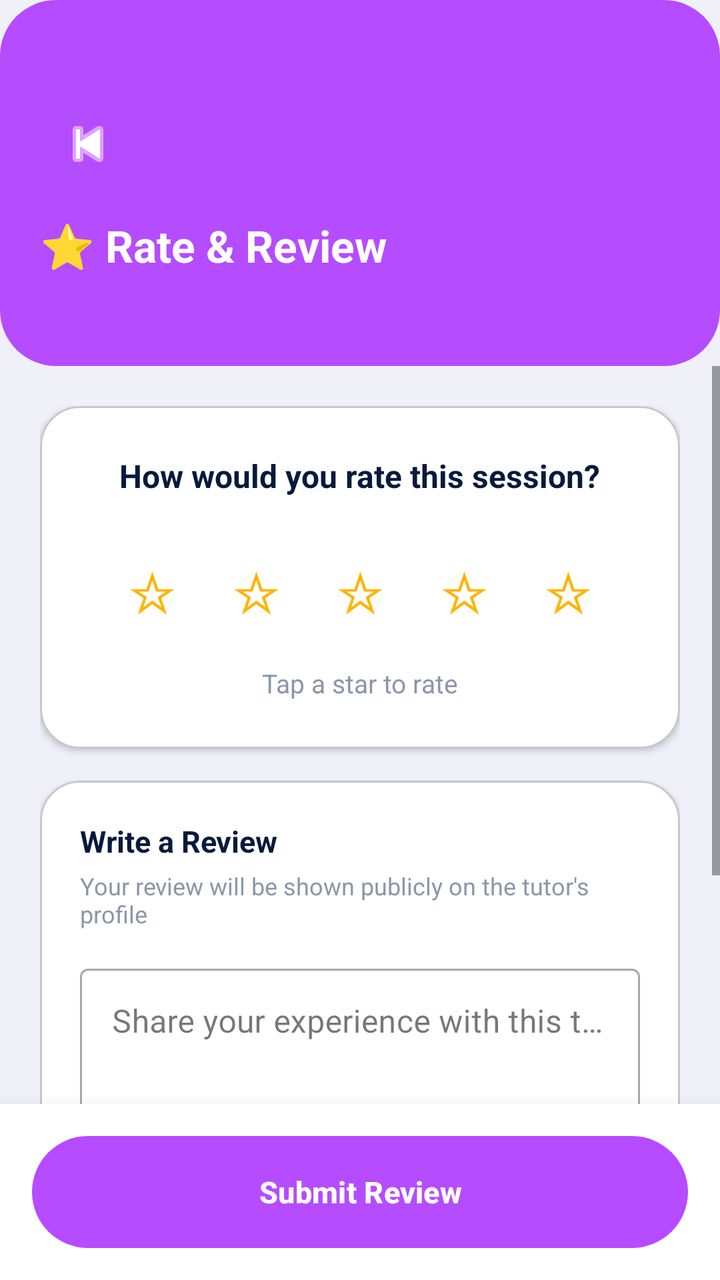
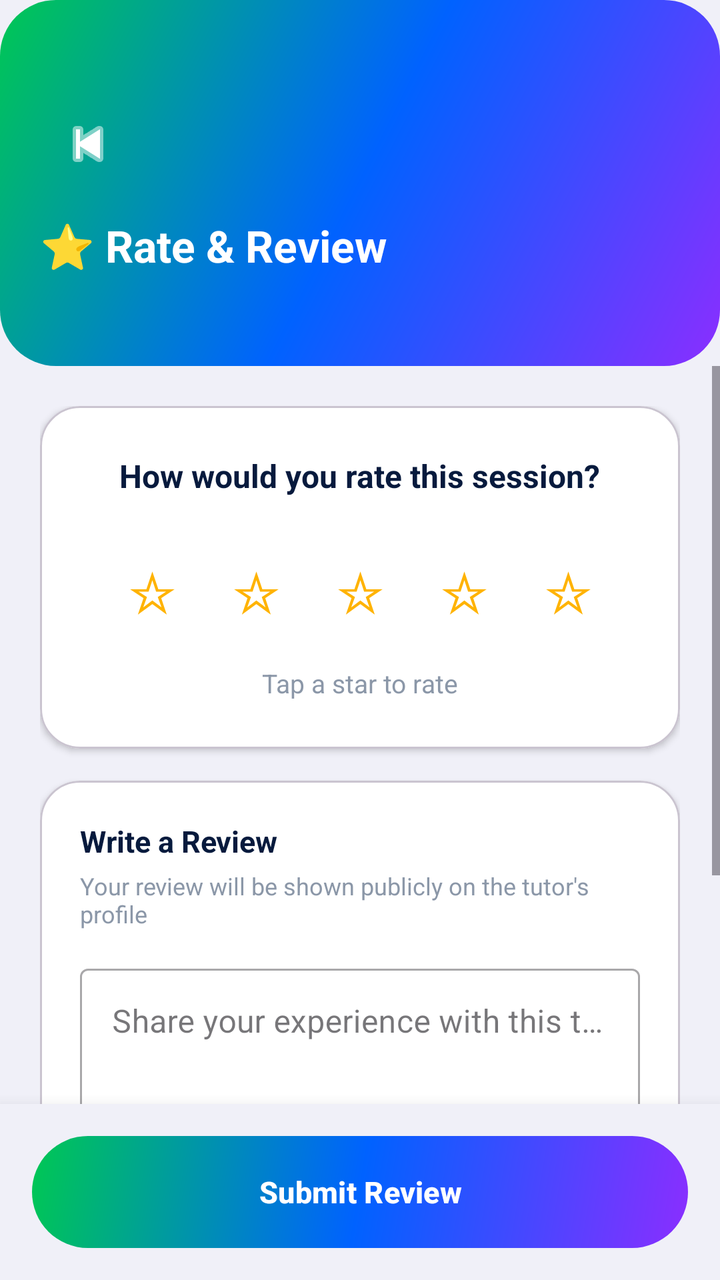

Two renders of the same Android screen: before a commit and after it. Below are the layout's source before the change and the commit's diff.
<!-- AndroidManifest.xml: application theme Theme.PeerTutoringApollo -->
<!-- res/layout/activity_rate_review.xml -->
<?xml version="1.0" encoding="utf-8"?>
<LinearLayout xmlns:android="http://schemas.android.com/apk/res/android"
    xmlns:app="http://schemas.android.com/apk/res-auto"
    android:layout_width="match_parent"
    android:layout_height="match_parent"
    android:orientation="vertical"
    android:background="#F0F0F8">

    
    <RelativeLayout
        android:layout_width="match_parent"
        android:layout_height="wrap_content"
        android:background="@drawable/bg_button_gradient"
        android:paddingTop="48dp"
        android:paddingBottom="24dp"
        android:paddingHorizontal="20dp">

        <ImageButton
            android:id="@+id/btnBack"
            android:layout_width="48dp"
            android:layout_height="48dp"
            android:background="@android:color/transparent"
            android:src="@android:drawable/ic_media_previous"
            android:contentDescription="Back"
            android:layout_alignParentStart="true"
            android:layout_alignParentTop="true"
            app:tint="#FFFFFF" />

        <LinearLayout
            android:layout_width="match_parent"
            android:layout_height="wrap_content"
            android:orientation="vertical"
            android:layout_below="@id/btnBack"
            android:layout_marginTop="12dp">

            <TextView
                android:layout_width="wrap_content"
                android:layout_height="wrap_content"
                android:text="⭐ Rate &amp; Review"
                android:textColor="#FFFFFF"
                android:textSize="22sp"
                android:textStyle="bold" />

            <TextView
                android:id="@+id/tvTutorSubtitle"
                android:layout_width="wrap_content"
                android:layout_height="wrap_content"
                android:textColor="#CCFFFFFF"
                android:textSize="13sp"
                android:layout_marginTop="4dp" />
        </LinearLayout>
    </RelativeLayout>

    <ScrollView
        android:layout_width="match_parent"
        android:layout_height="0dp"
        android:layout_weight="1">

        <LinearLayout
            android:layout_width="match_parent"
            android:layout_height="wrap_content"
            android:orientation="vertical"
            android:padding="20dp">

            
            <com.google.android.material.card.MaterialCardView
                android:layout_width="match_parent"
                android:layout_height="wrap_content"
                android:layout_marginBottom="16dp"
                app:cardCornerRadius="20dp"
                app:cardBackgroundColor="#FFFFFF"
                app:cardElevation="2dp">

                <LinearLayout
                    android:layout_width="match_parent"
                    android:layout_height="wrap_content"
                    android:orientation="vertical"
                    android:padding="24dp"
                    android:gravity="center">

                    <TextView
                        android:layout_width="wrap_content"
                        android:layout_height="wrap_content"
                        android:text="How would you rate this session?"
                        android:textStyle="bold"
                        android:textSize="16sp"
                        android:textColor="#071A3D"
                        android:gravity="center"
                        android:layout_marginBottom="20dp" />

                    
                    <LinearLayout
                        android:layout_width="wrap_content"
                        android:layout_height="wrap_content"
                        android:orientation="horizontal"
                        android:gravity="center">

                        <Button
                            android:id="@+id/star1"
                            android:layout_width="52dp"
                            android:layout_height="52dp"
                            android:text="☆"
                            android:textSize="28sp"
                            android:textColor="#FFB300"
                            android:backgroundTint="@android:color/transparent"
                            android:padding="0dp" />

                        <Button
                            android:id="@+id/star2"
                            android:layout_width="52dp"
                            android:layout_height="52dp"
                            android:text="☆"
                            android:textSize="28sp"
                            android:textColor="#FFB300"
                            android:backgroundTint="@android:color/transparent"
                            android:padding="0dp" />

                        <Button
                            android:id="@+id/star3"
                            android:layout_width="52dp"
                            android:layout_height="52dp"
                            android:text="☆"
                            android:textSize="28sp"
                            android:textColor="#FFB300"
                            android:backgroundTint="@android:color/transparent"
                            android:padding="0dp" />

                        <Button
                            android:id="@+id/star4"
                            android:layout_width="52dp"
                            android:layout_height="52dp"
                            android:text="☆"
                            android:textSize="28sp"
                            android:textColor="#FFB300"
                            android:backgroundTint="@android:color/transparent"
                            android:padding="0dp" />

                        <Button
                            android:id="@+id/star5"
                            android:layout_width="52dp"
                            android:layout_height="52dp"
                            android:text="☆"
                            android:textSize="28sp"
                            android:textColor="#FFB300"
                            android:backgroundTint="@android:color/transparent"
                            android:padding="0dp" />
                    </LinearLayout>

                    <TextView
                        android:id="@+id/tvRatingLabel"
                        android:layout_width="wrap_content"
                        android:layout_height="wrap_content"
                        android:text="Tap a star to rate"
                        android:textColor="#8B97A8"
                        android:textSize="13sp"
                        android:layout_marginTop="12dp" />
                </LinearLayout>
            </com.google.android.material.card.MaterialCardView>

            
            <com.google.android.material.card.MaterialCardView
                android:layout_width="match_parent"
                android:layout_height="wrap_content"
                android:layout_marginBottom="100dp"
                app:cardCornerRadius="20dp"
                app:cardBackgroundColor="#FFFFFF"
                app:cardElevation="2dp">

                <LinearLayout
                    android:layout_width="match_parent"
                    android:layout_height="wrap_content"
                    android:orientation="vertical"
                    android:padding="20dp">

                    <TextView
                        android:layout_width="wrap_content"
                        android:layout_height="wrap_content"
                        android:text="Write a Review"
                        android:textStyle="bold"
                        android:textSize="15sp"
                        android:textColor="#071A3D"
                        android:layout_marginBottom="4dp" />

                    <TextView
                        android:layout_width="wrap_content"
                        android:layout_height="wrap_content"
                        android:text="Your review will be shown publicly on the tutor's profile"
                        android:textColor="#8B97A8"
                        android:textSize="12sp"
                        android:layout_marginBottom="14dp" />

                    <com.google.android.material.textfield.TextInputLayout
                        android:layout_width="match_parent"
                        android:layout_height="wrap_content"
                        android:hint="Share your experience with this tutor..."
                        style="@style/Widget.MaterialComponents.TextInputLayout.OutlinedBox">

                        <com.google.android.material.textfield.TextInputEditText
                            android:id="@+id/etReviewText"
                            android:layout_width="match_parent"
                            android:layout_height="wrap_content"
                            android:minLines="3"
                            android:gravity="top"
                            android:inputType="textMultiLine" />
                    </com.google.android.material.textfield.TextInputLayout>
                </LinearLayout>
            </com.google.android.material.card.MaterialCardView>

        </LinearLayout>
    </ScrollView>

    
    <LinearLayout
        android:layout_width="match_parent"
        android:layout_height="wrap_content"
        android:background="#FFFFFF"
        android:elevation="12dp"
        android:padding="16dp">

        <Button
            android:id="@+id/btnSubmitReview"
            android:layout_width="match_parent"
            android:layout_height="56dp"
            android:text="Submit Review"
            android:textColor="#FFFFFF"
            android:textSize="15sp"
            android:textStyle="bold"
            android:background="@drawable/bg_button_gradient"
            app:backgroundTint="@null"
            app:cornerRadius="28dp" />
    </LinearLayout>

</LinearLayout>
<!-- resources referenced by this layout -->
<resources>
  <!-- drawable bg_button_gradient (drawable) -->
  <?xml version="1.0" encoding="utf-8"?>
  <shape xmlns:android="http://schemas.android.com/apk/res/android">
      <gradient
          android:startColor="#B54CFF"
          android:endColor="#B54CFF"
          android:angle="0" />
      <corners android:radius="28dp" />
  </shape>
  <style name="Theme.PeerTutoringApollo" parent="Base.Theme.PeerTutoringApollo" />
  <style name="Base.Theme.PeerTutoringApollo" parent="Theme.Material3.DayNight.NoActionBar">
          
          
      </style>
</resources>

<!-- the commit's change to res/layout/activity_rate_review.xml (unified diff, before → after) -->
@@ -212,8 +212,7 @@
     
     <LinearLayout
         android:layout_width="match_parent"
-        android:layout_height="wrap_content"
-        android:background="#FFFFFF"
+        android:layout_height="wrap_content" android:background="#F0F0F8"
         android:elevation="12dp"
         android:padding="16dp">
 
<!-- resource entries referenced after the edit -->
@@ -4,9 +4,10 @@
   <?xml version="1.0" encoding="utf-8"?>
   <shape xmlns:android="http://schemas.android.com/apk/res/android">
       <gradient
-          android:startColor="#B54CFF"
-          android:endColor="#B54CFF"
-          android:angle="0" />
+          android:startColor="#8A2EFF"
+          android:centerColor="#0062FF"
+          android:endColor="#00C853"
+          android:angle="135" />
       <corners android:radius="28dp" />
   </shape>
   <style name="Theme.PeerTutoringApollo" parent="Base.Theme.PeerTutoringApollo" />
